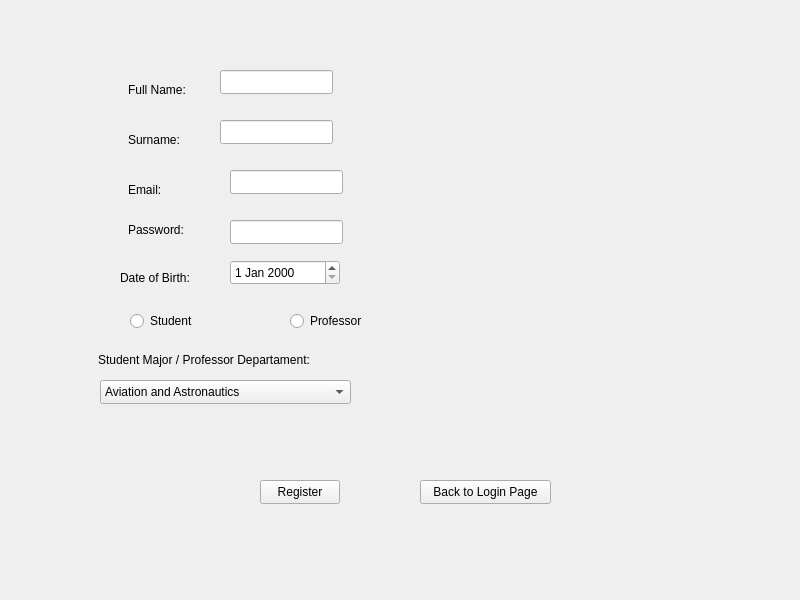
First picture: the form in mainwindow.ui, repository ppera72/ELearning-PlatformV2, before the edit.
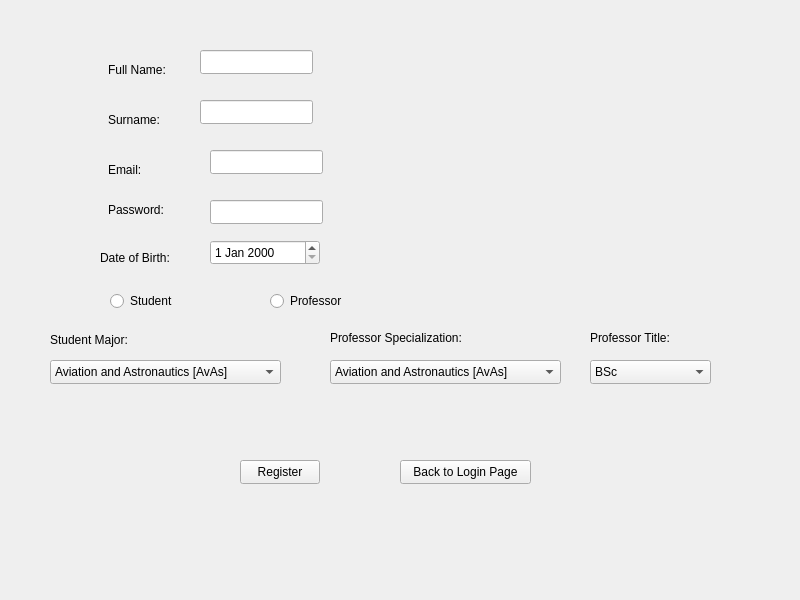
Second picture: the form after the edit. The open tabs and pages were chosen to show the change.

Commit message: adding majors to register and files

The edit to the form file:
```diff
--- a/mainwindow.ui
+++ b/mainwindow.ui
@@ -30,7 +30,7 @@
      <string/>
     </property>
     <property name="currentIndex">
-     <number>0</number>
+     <number>1</number>
     </property>
     <widget class="QWidget" name="loginPage">
      <widget class="QPushButton" name="registerButton">
@@ -132,47 +132,99 @@
      </widget>
     </widget>
     <widget class="QWidget" name="registerWidnow">
-     <widget class="QLineEdit" name="nameRegisterInput">
+     <widget class="QPushButton" name="backToLoginPageButton">
       <property name="geometry">
        <rect>
-        <x>220</x>
-        <y>90</y>
-        <width>113</width>
+        <x>400</x>
+        <y>480</y>
+        <width>131</width>
         <height>24</height>
        </rect>
       </property>
-      <property name="toolTip">
-       <string/>
-      </property>
-      <property name="placeholderText">
-       <string/>
+      <property name="text">
+       <string>Back to Login Page</string>
       </property>
      </widget>
-     <widget class="QLineEdit" name="surnameRegisterInput">
+     <widget class="QLabel" name="surnameRegisterLabel">
       <property name="geometry">
        <rect>
-        <x>220</x>
-        <y>140</y>
-        <width>113</width>
-        <height>24</height>
+        <x>108</x>
+        <y>130</y>
+        <width>61</width>
+        <height>20</height>
        </rect>
       </property>
+      <property name="text">
+       <string>Surname:</string>
+      </property>
      </widget>
      <widget class="QLineEdit" name="emailRegisterInput">
       <property name="geometry">
        <rect>
-        <x>230</x>
-        <y>190</y>
+        <x>210</x>
+        <y>170</y>
         <width>113</width>
         <height>24</height>
        </rect>
       </property>
      </widget>
+     <widget class="QLabel" name="studentMajorRegisterLabel">
+      <property name="enabled">
+       <bool>true</bool>
+      </property>
+      <property name="geometry">
+       <rect>
+        <x>50</x>
+        <y>350</y>
+        <width>91</width>
+        <height>20</height>
+       </rect>
+      </property>
+      <property name="text">
+       <string>Student Major:</string>
+      </property>
+     </widget>
+     <widget class="QLabel" name="fullNameRegisterLabel">
+      <property name="geometry">
+       <rect>
+        <x>108</x>
+        <y>80</y>
+        <width>61</width>
+        <height>20</height>
+       </rect>
+      </property>
+      <property name="text">
+       <string>Full Name:</string>
+      </property>
+     </widget>
+     <widget class="QLineEdit" name="surnameRegisterInput">
+      <property name="geometry">
+       <rect>
+        <x>200</x>
+        <y>120</y>
+        <width>113</width>
+        <height>24</height>
+       </rect>
+      </property>
+     </widget>
+     <widget class="QLabel" name="emailRegisterLabel">
+      <property name="geometry">
+       <rect>
+        <x>108</x>
+        <y>180</y>
+        <width>61</width>
+        <height>20</height>
+       </rect>
+      </property>
+      <property name="text">
+       <string>Email:</string>
+      </property>
+     </widget>
      <widget class="QLineEdit" name="passwordRegisterInput">
       <property name="geometry">
        <rect>
-        <x>230</x>
-        <y>240</y>
+        <x>210</x>
+        <y>220</y>
         <width>113</width>
         <height>24</height>
        </rect>
@@ -189,63 +241,11 @@
        <enum>QLineEdit::EchoMode::Password</enum>
       </property>
      </widget>
-     <widget class="QPushButton" name="registerToDatabaseButton">
-      <property name="geometry">
-       <rect>
-        <x>260</x>
-        <y>500</y>
-        <width>80</width>
-        <height>24</height>
-       </rect>
-      </property>
-      <property name="text">
-       <string>Register</string>
-      </property>
-     </widget>
-     <widget class="QLabel" name="fullNameRegisterLabel">
-      <property name="geometry">
-       <rect>
-        <x>128</x>
-        <y>100</y>
-        <width>61</width>
-        <height>20</height>
-       </rect>
-      </property>
-      <property name="text">
-       <string>Full Name:</string>
-      </property>
-     </widget>
-     <widget class="QLabel" name="surnameRegisterLabel">
-      <property name="geometry">
-       <rect>
-        <x>128</x>
-        <y>150</y>
-        <width>61</width>
-        <height>20</height>
-       </rect>
-      </property>
-      <property name="text">
-       <string>Surname:</string>
-      </property>
-     </widget>
-     <widget class="QLabel" name="emailRegisterLabel">
-      <property name="geometry">
-       <rect>
-        <x>128</x>
-        <y>200</y>
-        <width>61</width>
-        <height>20</height>
-       </rect>
-      </property>
-      <property name="text">
-       <string>Email:</string>
-      </property>
-     </widget>
      <widget class="QLabel" name="passwordRegisterLabel">
       <property name="geometry">
        <rect>
-        <x>128</x>
-        <y>240</y>
+        <x>108</x>
+        <y>220</y>
         <width>61</width>
         <height>20</height>
        </rect>
@@ -254,24 +254,47 @@
        <string>Password:</string>
       </property>
      </widget>
-     <widget class="QPushButton" name="backToLoginPageButton">
+     <widget class="QPushButton" name="registerToDatabaseButton">
       <property name="geometry">
        <rect>
-        <x>420</x>
-        <y>500</y>
-        <width>131</width>
+        <x>240</x>
+        <y>480</y>
+        <width>80</width>
         <height>24</height>
        </rect>
       </property>
       <property name="text">
-       <string>Back to Login Page</string>
+       <string>Register</string>
+      </property>
+     </widget>
+     <widget class="QDateEdit" name="dateOfBirthRegisterEdit">
+      <property name="geometry">
+       <rect>
+        <x>210</x>
+        <y>260</y>
+        <width>110</width>
+        <height>25</height>
+       </rect>
+      </property>
+     </widget>
+     <widget class="QLabel" name="dateOfBirthRegisterLabel">
+      <property name="geometry">
+       <rect>
+        <x>100</x>
+        <y>270</y>
+        <width>71</width>
+        <height>16</height>
+       </rect>
+      </property>
+      <property name="text">
+       <string>Date of Birth:</string>
       </property>
      </widget>
      <widget class="QRadioButton" name="studentRegisterRadioButton">
       <property name="geometry">
        <rect>
-        <x>130</x>
-        <y>330</y>
+        <x>110</x>
+        <y>310</y>
         <width>91</width>
         <height>22</height>
        </rect>
@@ -283,8 +306,8 @@
      <widget class="QRadioButton" name="professorRegisterRadioButton">
       <property name="geometry">
        <rect>
-        <x>290</x>
-        <y>330</y>
+        <x>270</x>
+        <y>310</y>
         <width>91</width>
         <height>22</height>
        </rect>
@@ -293,102 +316,192 @@
        <string>Professor</string>
       </property>
      </widget>
-     <widget class="QComboBox" name="majorRegisterCombo">
-      <property name="enabled">
-       <bool>true</bool>
+     <widget class="QLineEdit" name="nameRegisterInput">
+      <property name="geometry">
+       <rect>
+        <x>200</x>
+        <y>70</y>
+        <width>113</width>
+        <height>24</height>
+       </rect>
       </property>
+      <property name="toolTip">
+       <string/>
+      </property>
+      <property name="placeholderText">
+       <string/>
+      </property>
+     </widget>
+     <widget class="QComboBox" name="studentMajorRegisterCombo">
       <property name="geometry">
        <rect>
-        <x>100</x>
-        <y>400</y>
-        <width>251</width>
+        <x>50</x>
+        <y>380</y>
+        <width>231</width>
         <height>24</height>
        </rect>
       </property>
       <item>
        <property name="text">
-        <string>Aviation and Astronautics</string>
+        <string>Aviation and Astronautics [AvAs]</string>
        </property>
       </item>
       <item>
        <property name="text">
-        <string>Chemical Engineering and Technology</string>
+        <string>Chemical Engineering and Technology [ChET]</string>
        </property>
       </item>
       <item>
        <property name="text">
-        <string>Chemical Technology</string>
+        <string>Chemical Technology [ChTe]</string>
        </property>
       </item>
       <item>
        <property name="text">
-        <string>Civil Engineering</string>
+        <string>Civil Engineering [CiEn]</string>
        </property>
       </item>
       <item>
        <property name="text">
-        <string>Computer Engineering</string>
+        <string>Computer Engineering [CoEn]</string>
        </property>
       </item>
       <item>
        <property name="text">
-        <string>Electrical Engineering</string>
+        <string>Electrical Engineering [ElEn]</string>
        </property>
       </item>
       <item>
        <property name="text">
-        <string>Finance and Accounting</string>
+        <string>Finance and Accounting [FiAc]</string>
        </property>
       </item>
       <item>
        <property name="text">
-        <string>Logistics</string>
+        <string>Logistics [Logi]</string>
        </property>
       </item>
       <item>
        <property name="text">
-        <string>Modern Management</string>
+        <string>Modern Management [MoMa]</string>
        </property>
       </item>
      </widget>
-     <widget class="QLabel" name="studentMajorRegisterLabel">
-      <property name="enabled">
-       <bool>true</bool>
+     <widget class="QComboBox" name="professorTitleRegisterCombo">
+      <property name="geometry">
+       <rect>
+        <x>590</x>
+        <y>380</y>
+        <width>121</width>
+        <height>24</height>
+       </rect>
       </property>
+      <item>
+       <property name="text">
+        <string>BSc</string>
+       </property>
+      </item>
+      <item>
+       <property name="text">
+        <string>Eng.</string>
+       </property>
+      </item>
+      <item>
+       <property name="text">
+        <string>MSc</string>
+       </property>
+      </item>
+      <item>
+       <property name="text">
+        <string>PhD</string>
+       </property>
+      </item>
+      <item>
+       <property name="text">
+        <string>Prof.</string>
+       </property>
+      </item>
+     </widget>
+     <widget class="QLabel" name="professorSpecRegisterLabel">
       <property name="geometry">
        <rect>
-        <x>98</x>
-        <y>370</y>
-        <width>221</width>
-        <height>20</height>
+        <x>330</x>
+        <y>350</y>
+        <width>131</width>
+        <height>16</height>
        </rect>
       </property>
       <property name="text">
-       <string>Student Major / Professor Departament:</string>
+       <string>Professor Specialization:</string>
       </property>
      </widget>
-     <widget class="QLabel" name="dateOfBirthRegisterLabel">
+     <widget class="QLabel" name="professorTitleRegisterLabel">
       <property name="geometry">
        <rect>
-        <x>120</x>
-        <y>290</y>
-        <width>71</width>
+        <x>590</x>
+        <y>350</y>
+        <width>81</width>
         <height>16</height>
        </rect>
       </property>
       <property name="text">
-       <string>Date of Birth:</string>
+       <string>Professor Title:</string>
       </property>
      </widget>
-     <widget class="QDateEdit" name="dateOfBirthRegisterEdit">
+     <widget class="QComboBox" name="professorSpecRegisterCombo">
       <property name="geometry">
        <rect>
-        <x>230</x>
-        <y>280</y>
-        <width>110</width>
-        <height>25</height>
+        <x>330</x>
+        <y>380</y>
+        <width>231</width>
+        <height>24</height>
        </rect>
       </property>
+      <item>
+       <property name="text">
+        <string>Aviation and Astronautics [AvAs]</string>
+       </property>
+      </item>
+      <item>
+       <property name="text">
+        <string>Chemical Engineering and Technology [ChET]</string>
+       </property>
+      </item>
+      <item>
+       <property name="text">
+        <string>Chemical Technology [ChTe]</string>
+       </property>
+      </item>
+      <item>
+       <property name="text">
+        <string>Civil Engineering [CiEn]</string>
+       </property>
+      </item>
+      <item>
+       <property name="text">
+        <string>Computer Engineering [CoEn]</string>
+       </property>
+      </item>
+      <item>
+       <property name="text">
+        <string>Electrical Engineering [ElEn]</string>
+       </property>
+      </item>
+      <item>
+       <property name="text">
+        <string>Finance and Accounting [FiAc]</string>
+       </property>
+      </item>
+      <item>
+       <property name="text">
+        <string>Logistics [Logi]</string>
+       </property>
+      </item>
+      <item>
+       <property name="text">
+        <string>Modern Management [MoMa]</string>
+       </property>
+      </item>
      </widget>
     </widget>
     <widget class="QWidget" name="studentMainPage">
```
The commit also changes 28 other files.
